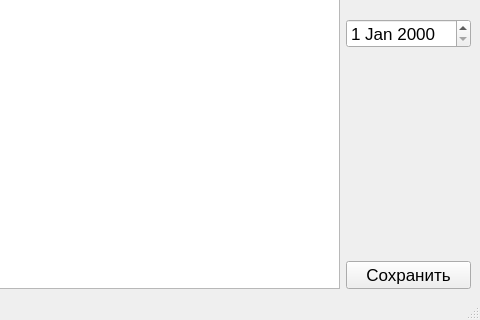
The window that Diary/diarywidget.ui (EvgenyMetelkin/PerfectLive) describes before a commit, drawn with Qt 5; both pictures show x 453 to 933 and y 280 to 600 of the 933 by 600 pixel window.
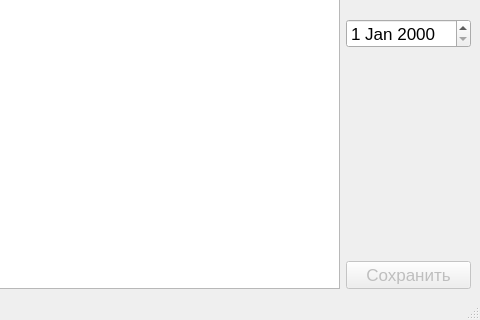
The same window after the commit.

What changed in the file:
```diff
--- a/Diary/diarywidget.ui
+++ b/Diary/diarywidget.ui
@@ -90,6 +90,9 @@
         </item>
         <item>
          <widget class="QPushButton" name="Save">
+          <property name="enabled">
+           <bool>false</bool>
+          </property>
           <property name="font">
            <font>
             <pointsize>13</pointsize>
```
